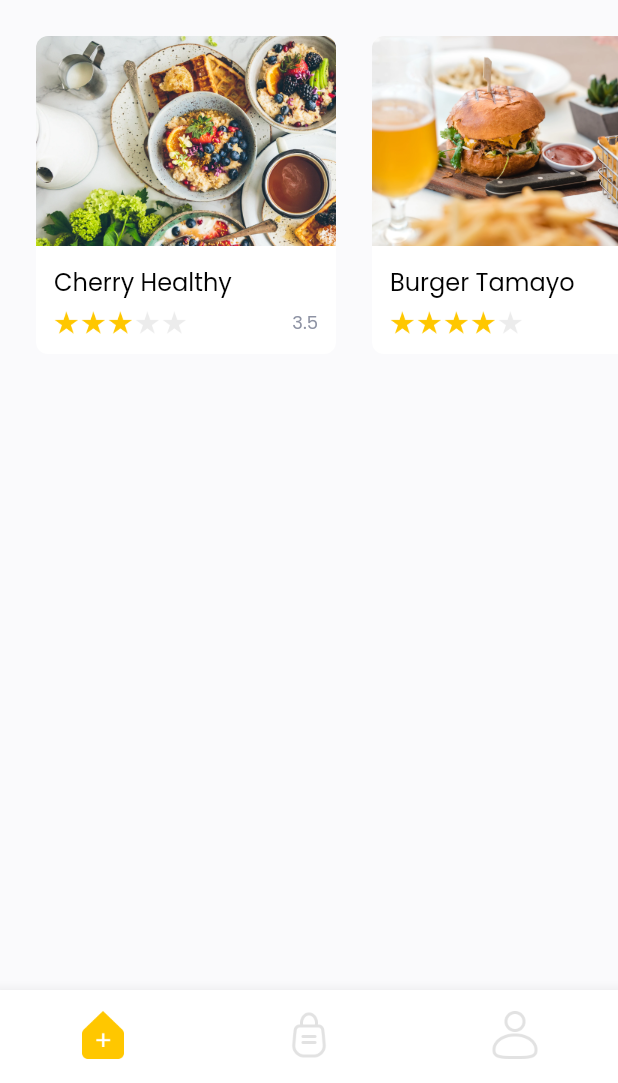
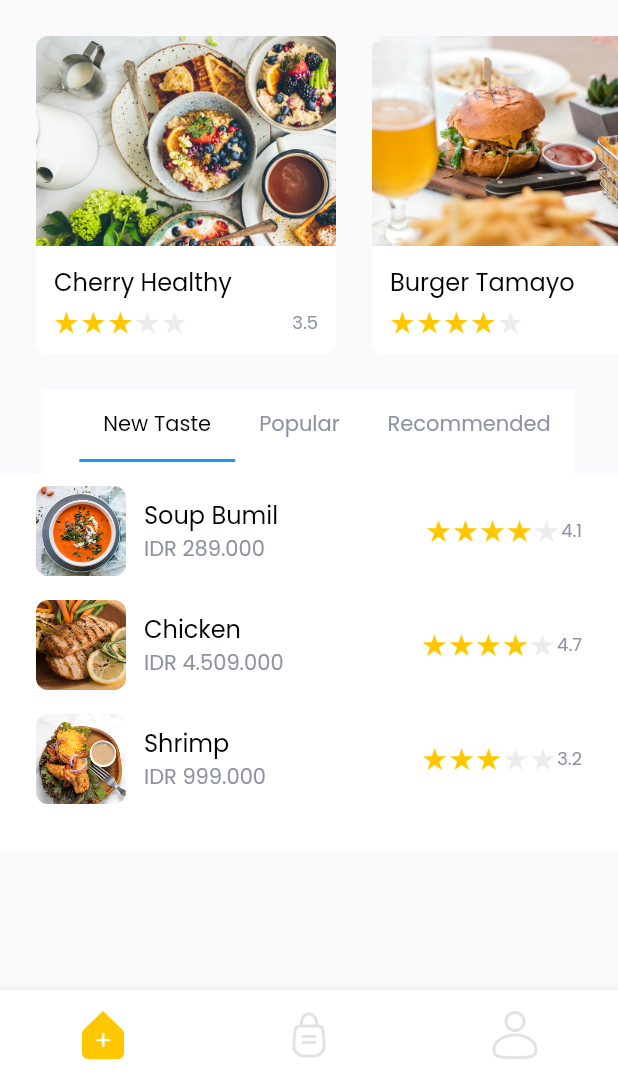
Before and after one commit to ditateum/food_market_firebase, a Flutter app: the screen it shows after launch, on a phone screen of 412 x 824 dp, the part 153-1236 px from its top. Run offline on Flutter 3.47's test engine with Material 2 defaults, Android fonts, the phone set to English and light mode, and no system bars; our stand-ins replace google_fonts.

Commit message:
card menu tabbar

```diff
--- a/lib/data/list_menu_home.dart
+++ b/lib/data/list_menu_home.dart
@@ -12,3 +12,27 @@ List homeMenus = [
     'rating': 4.5,
   },
 ];
+
+List tabMenus = [
+  {
+    'id': 'menu_01',
+    'title': 'Soup Bumil',
+    'image_url': 'assets/images/teste1.png',
+    'rating': 4.1,
+    'price': 'IDR 289.000',
+  },
+  {
+    'id': 'menu_02',
+    'title': 'Chicken',
+    'image_url': 'assets/images/teste2.png',
+    'rating': 4.7,
+    'price': 'IDR 4.509.000',
+  },
+  {
+    'id': 'menu_03',
+    'title': 'Shrimp',
+    'image_url': 'assets/images/teste3.png',
+    'rating': 3.2,
+    'price': 'IDR 999.000',
+  },
+];
--- a/lib/presentation/screens/home_screen.dart
+++ b/lib/presentation/screens/home_screen.dart
@@ -1,17 +1,26 @@
 import 'package:flutter/material.dart';
 import 'package:food_market_app/constant/app_colors.dart';
 import 'package:food_market_app/constant/app_sizes.dart';
+import 'package:food_market_app/constant/app_text_style.dart';
 import 'package:food_market_app/data/list_menu_home.dart';
 import 'package:food_market_app/presentation/widgets/card_menu.dart';
+import 'package:food_market_app/presentation/widgets/card_menu_tabbar.dart';
 import 'package:food_market_app/presentation/widgets/home/home_header.dart';
+import 'package:google_fonts/google_fonts.dart';
 
-class HomeScreen extends StatelessWidget {
+class HomeScreen extends StatefulWidget {
   static const route = '/home';
 
   const HomeScreen({Key? key}) : super(key: key);
 
   @override
+  State<HomeScreen> createState() => _HomeScreenState();
+}
+
+class _HomeScreenState extends State<HomeScreen> with TickerProviderStateMixin {
+  @override
   Widget build(BuildContext context) {
+    TabController tabController = TabController(length: 3, vsync: this);
     return Scaffold(
       backgroundColor: kBackgroundColor,
       body: ListView(
@@ -34,6 +43,67 @@ class HomeScreen extends StatelessWidget {
                     .toList(),
               ),
             ),
+          ),
+          gapH24,
+          Column(
+            children: [
+              Container(
+                padding: const EdgeInsets.only(
+                  left: Sized.p24,
+                  bottom: Sized.p8,
+                ),
+                decoration: BoxDecoration(color: kWhiteColor),
+                child: TabBar(
+                  unselectedLabelColor: kGreyColor,
+                  labelColor: kBlackColor,
+                  isScrollable: true,
+                  controller: tabController,
+                  labelStyle: GoogleFonts.poppins(
+                    fontSize: 14,
+                    fontWeight: regular,
+                  ),
+                  tabs: const [
+                    Tab(
+                      icon: Text(
+                        "New Taste",
+                      ),
+                    ),
+                    Tab(
+                      icon: Text(
+                        "Popular",
+                      ),
+                    ),
+                    Tab(
+                      icon: Text(
+                        "Recommended",
+                      ),
+                    ),
+                  ],
+                ),
+              ),
+              Container(
+                width: double.maxFinite,
+                height: 250,
+                decoration: BoxDecoration(color: kWhiteColor),
+                child: TabBarView(
+                  controller: tabController,
+                  children: [
+                    Column(
+                      children: tabMenus.map((menu) {
+                        return CardMenuTabBar(
+                          menu['title'],
+                          menu['image_url'],
+                          menu['price'],
+                          menu['rating'],
+                        );
+                      }).toList(),
+                    ),
+                    const Center(child: Text("Popular menus")),
+                    const Center(child: Text("Recommended menus")),
+                  ],
+                ),
+              )
+            ],
           ),
         ],
       ),
--- /dev/null
+++ b/lib/presentation/widgets/card_menu_tabbar.dart
@@ -0,0 +1,62 @@
+import 'package:flutter/material.dart';
+import 'package:food_market_app/constant/app_sizes.dart';
+import 'package:food_market_app/constant/app_text_style.dart';
+import 'package:food_market_app/presentation/widgets/star_rating.dart';
+
+class CardMenuTabBar extends StatelessWidget {
+  final String title;
+  final String imageUrl;
+  final String price;
+  final double rating;
+
+  const CardMenuTabBar(
+    this.title,
+    this.imageUrl,
+    this.price,
+    this.rating, {
+    Key? key,
+  }) : super(key: key);
+
+  @override
+  Widget build(BuildContext context) {
+    return Container(
+      width: double.maxFinite,
+      padding: const EdgeInsets.symmetric(
+        horizontal: Sized.p24,
+        vertical: Sized.p8,
+      ),
+      child: Row(
+        children: [
+          Container(
+            width: 60,
+            height: 60,
+            margin: const EdgeInsets.only(right: Sized.p12),
+            decoration: BoxDecoration(
+              borderRadius: BorderRadius.circular(8),
+              image: DecorationImage(
+                image: AssetImage(imageUrl),
+                filterQuality: FilterQuality.low,
+                fit: BoxFit.cover,
+              ),
+            ),
+          ),
+          Column(
+            crossAxisAlignment: CrossAxisAlignment.start,
+            children: [
+              Text(
+                title,
+                style: titleH2,
+              ),
+              Text(
+                price,
+                style: subTitleRegular,
+              ),
+            ],
+          ),
+          const Spacer(),
+          StarRating(rating),
+        ],
+      ),
+    );
+  }
+}
```
